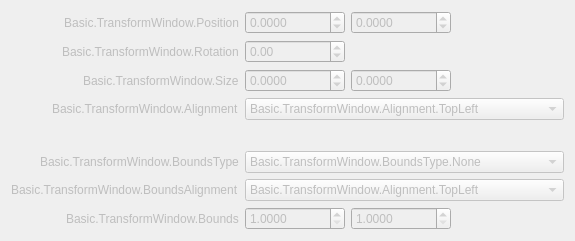
Qt form obs/forms/OBSBasicTransform.ui (deepin-community/obs-studio) before a commit.
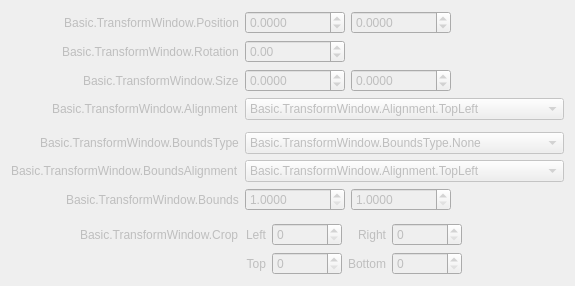
The same form after that commit.

What changed in the file:
```diff
--- a/obs/forms/OBSBasicTransform.ui
+++ b/obs/forms/OBSBasicTransform.ui
@@ -275,6 +275,19 @@
        </item>
       </widget>
      </item>
+     <item row="4" column="1">
+      <spacer name="verticalSpacer">
+       <property name="orientation">
+        <enum>Qt::Vertical</enum>
+       </property>
+       <property name="sizeHint" stdset="0">
+        <size>
+         <width>10</width>
+         <height>10</height>
+        </size>
+       </property>
+      </spacer>
+     </item>
      <item row="5" column="0">
       <widget class="QLabel" name="label_5">
        <property name="text">
@@ -321,19 +334,6 @@
        </item>
       </widget>
      </item>
-     <item row="4" column="1">
-      <spacer name="verticalSpacer">
-       <property name="orientation">
-        <enum>Qt::Vertical</enum>
-       </property>
-       <property name="sizeHint" stdset="0">
-        <size>
-         <width>20</width>
-         <height>20</height>
-        </size>
-       </property>
-      </spacer>
-     </item>
      <item row="6" column="0">
       <widget class="QLabel" name="label_6">
        <property name="text">
@@ -341,6 +341,61 @@
        </property>
       </widget>
      </item>
+     <item row="6" column="1">
+      <widget class="QComboBox" name="boundsAlign">
+       <property name="enabled">
+        <bool>false</bool>
+       </property>
+       <property name="currentText">
+        <string>Basic.TransformWindow.Alignment.TopLeft</string>
+       </property>
+       <item>
+        <property name="text">
+         <string>Basic.TransformWindow.Alignment.TopLeft</string>
+        </property>
+       </item>
+       <item>
+        <property name="text">
+         <string>Basic.TransformWindow.Alignment.TopCenter</string>
+        </property>
+       </item>
+       <item>
+        <property name="text">
+         <string>Basic.TransformWindow.Alignment.TopRight</string>
+        </property>
+       </item>
+       <item>
+        <property name="text">
+         <string>Basic.TransformWindow.Alignment.CenterLeft</string>
+        </property>
+       </item>
+       <item>
+        <property name="text">
+         <string>Basic.TransformWindow.Alignment.Center</string>
+        </property>
+       </item>
+       <item>
+        <property name="text">
+         <string>Basic.TransformWindow.Alignment.CenterRight</string>
+        </property>
+       </item>
+       <item>
+        <property name="text">
+         <string>Basic.TransformWindow.Alignment.BottomLeft</string>
+        </property>
+       </item>
+       <item>
+        <property name="text">
+         <string>Basic.TransformWindow.Alignment.BottomCenter</string>
+        </property>
+       </item>
+       <item>
+        <property name="text">
+         <string>Basic.TransformWindow.Alignment.BottomRight</string>
+        </property>
+       </item>
+      </widget>
+     </item>
      <item row="7" column="0">
       <widget class="QLabel" name="label_7">
        <property name="text">
@@ -416,61 +471,171 @@
        </layout>
       </widget>
      </item>
-     <item row="6" column="1">
-      <widget class="QComboBox" name="boundsAlign">
-       <property name="enabled">
-        <bool>false</bool>
+     <item row="8" column="1">
+      <spacer name="verticalSpacer_2">
+       <property name="orientation">
+        <enum>Qt::Vertical</enum>
        </property>
-       <property name="currentText">
-        <string>Basic.TransformWindow.Alignment.TopLeft</string>
+       <property name="sizeHint" stdset="0">
+        <size>
+         <width>10</width>
+         <height>10</height>
+        </size>
        </property>
-       <item>
-        <property name="text">
-         <string>Basic.TransformWindow.Alignment.TopLeft</string>
-        </property>
-       </item>
-       <item>
-        <property name="text">
-         <string>Basic.TransformWindow.Alignment.TopCenter</string>
-        </property>
-       </item>
-       <item>
-        <property name="text">
-         <string>Basic.TransformWindow.Alignment.TopRight</string>
-        </property>
-       </item>
-       <item>
-        <property name="text">
-         <string>Basic.TransformWindow.Alignment.CenterLeft</string>
-        </property>
-       </item>
-       <item>
-        <property name="text">
-         <string>Basic.TransformWindow.Alignment.Center</string>
-        </property>
-       </item>
-       <item>
-        <property name="text">
-         <string>Basic.TransformWindow.Alignment.CenterRight</string>
-        </property>
-       </item>
-       <item>
-        <property name="text">
-         <string>Basic.TransformWindow.Alignment.BottomLeft</string>
-        </property>
-       </item>
-       <item>
-        <property name="text">
-         <string>Basic.TransformWindow.Alignment.BottomCenter</string>
-        </property>
-       </item>
-       <item>
-        <property name="text">
-         <string>Basic.TransformWindow.Alignment.BottomRight</string>
-        </property>
-       </item>
+      </spacer>
+     </item>
+     <item row="9" column="0">
+      <widget class="QLabel" name="label_8">
+       <property name="text">
+        <string>Basic.TransformWindow.Crop</string>
+       </property>
       </widget>
      </item>
+     <item row="9" column="1">
+      <layout class="QGridLayout" name="gridLayout">
+       <item row="0" column="3">
+        <widget class="QSpinBox" name="cropRight">
+         <property name="sizePolicy">
+          <sizepolicy hsizetype="Maximum" vsizetype="Fixed">
+           <horstretch>0</horstretch>
+           <verstretch>0</verstretch>
+          </sizepolicy>
+         </property>
+         <property name="minimumSize">
+          <size>
+           <width>70</width>
+           <height>0</height>
+          </size>
+         </property>
+         <property name="maximum">
+          <number>100000</number>
+         </property>
+        </widget>
+       </item>
+       <item row="0" column="0">
+        <widget class="QLabel" name="label_9">
+         <property name="text">
+          <string>Left</string>
+         </property>
+         <property name="alignment">
+          <set>Qt::AlignRight|Qt::AlignTrailing|Qt::AlignVCenter</set>
+         </property>
+         <property name="buddy">
+          <cstring>cropLeft</cstring>
+         </property>
+        </widget>
+       </item>
+       <item row="1" column="2">
+        <widget class="QLabel" name="label_12">
+         <property name="text">
+          <string>Bottom</string>
+         </property>
+         <property name="alignment">
+          <set>Qt::AlignRight|Qt::AlignTrailing|Qt::AlignVCenter</set>
+         </property>
+         <property name="buddy">
+          <cstring>cropBottom</cstring>
+         </property>
+        </widget>
+       </item>
+       <item row="1" column="1">
+        <widget class="QSpinBox" name="cropTop">
+         <property name="sizePolicy">
+          <sizepolicy hsizetype="Maximum" vsizetype="Fixed">
+           <horstretch>0</horstretch>
+           <verstretch>0</verstretch>
+          </sizepolicy>
+         </property>
+         <property name="minimumSize">
+          <size>
+           <width>70</width>
+           <height>0</height>
+          </size>
+         </property>
+         <property name="maximum">
+          <number>100000</number>
+         </property>
+        </widget>
+       </item>
+       <item row="1" column="3">
+        <widget class="QSpinBox" name="cropBottom">
+         <property name="sizePolicy">
+          <sizepolicy hsizetype="Maximum" vsizetype="Fixed">
+           <horstretch>0</horstretch>
+           <verstretch>0</verstretch>
+          </sizepolicy>
+         </property>
+         <property name="minimumSize">
+          <size>
+           <width>70</width>
+           <height>0</height>
+          </size>
+         </property>
+         <property name="maximum">
+          <number>100000</number>
+         </property>
+        </widget>
+       </item>
+       <item row="1" column="0">
+        <widget class="QLabel" name="label_11">
+         <property name="text">
+          <string>Top</string>
+         </property>
+         <property name="alignment">
+          <set>Qt::AlignRight|Qt::AlignTrailing|Qt::AlignVCenter</set>
+         </property>
+         <property name="buddy">
+          <cstring>cropTop</cstring>
+         </property>
+        </widget>
+       </item>
+       <item row="0" column="2">
+        <widget class="QLabel" name="label_10">
+         <property name="text">
+          <string>Right</string>
+         </property>
+         <property name="alignment">
+          <set>Qt::AlignRight|Qt::AlignTrailing|Qt::AlignVCenter</set>
+         </property>
+         <property name="buddy">
+          <cstring>cropRight</cstring>
+         </property>
+        </widget>
+       </item>
+       <item row="0" column="1">
+        <widget class="QSpinBox" name="cropLeft">
+         <property name="sizePolicy">
+          <sizepolicy hsizetype="Maximum" vsizetype="Fixed">
+           <horstretch>0</horstretch>
+           <verstretch>0</verstretch>
+          </sizepolicy>
+         </property>
+         <property name="minimumSize">
+          <size>
+           <width>70</width>
+           <height>0</height>
+          </size>
+         </property>
+         <property name="maximum">
+          <number>100000</number>
+         </property>
+        </widget>
+       </item>
+       <item row="0" column="4">
+        <spacer name="horizontalSpacer">
+         <property name="orientation">
+          <enum>Qt::Horizontal</enum>
+         </property>
+         <property name="sizeHint" stdset="0">
+          <size>
+           <width>0</width>
+           <height>0</height>
+          </size>
+         </property>
+        </spacer>
+       </item>
+      </layout>
+     </item>
     </layout>
    </item>
   </layout>
```
